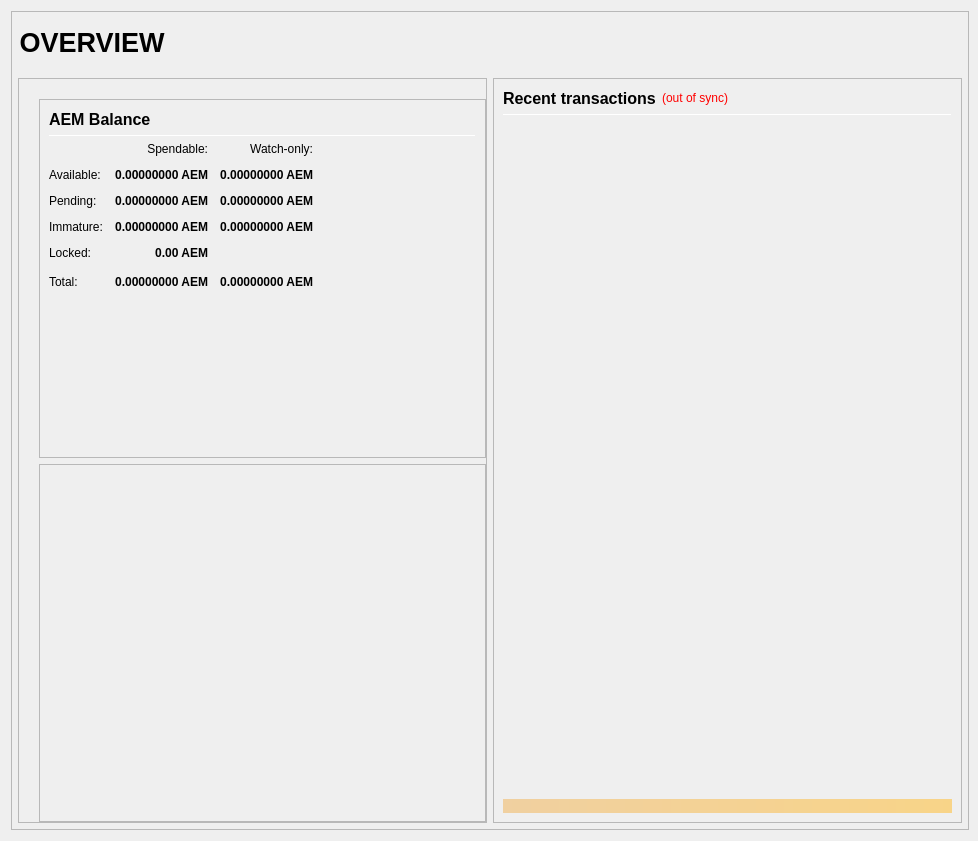
AtheneumChain/Atheneum, file src/qt/forms/overviewpage.ui: the form before one commit.
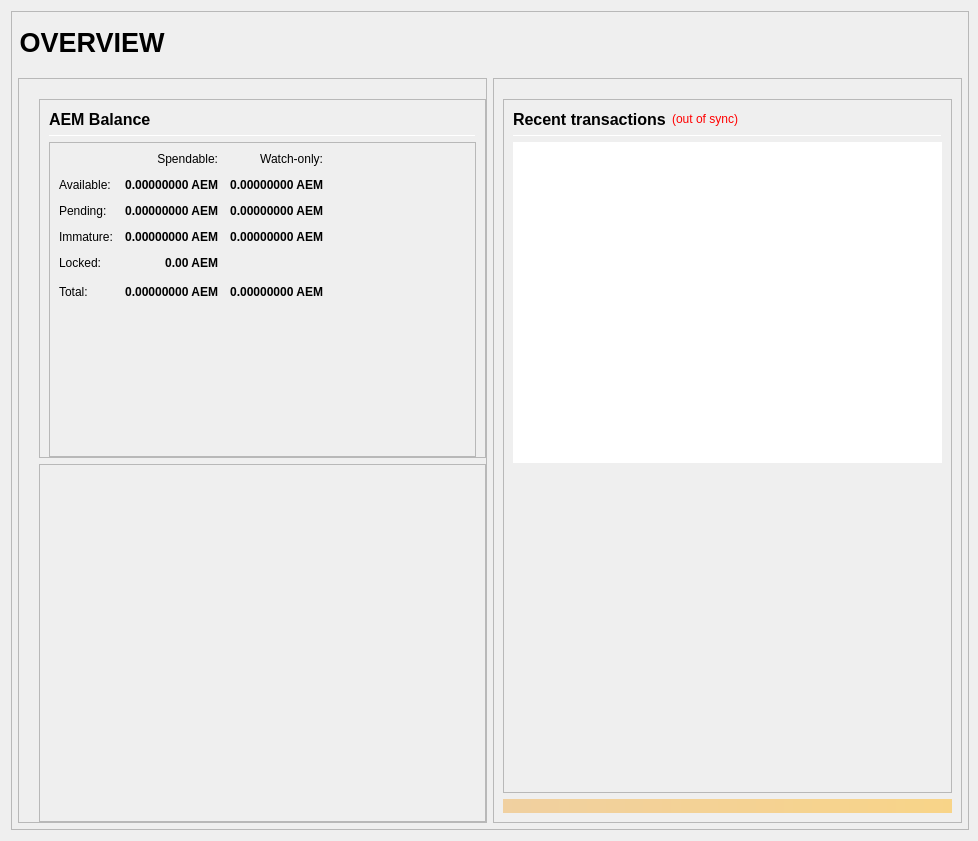
The form after the commit. Icons and pictures are not drawn.

What changed in the file:
```diff
--- a/src/qt/forms/overviewpage.ui
+++ b/src/qt/forms/overviewpage.ui
@@ -218,6 +218,9 @@
                   </property>
                   <item>
                    <widget class="QFrame" name="frame_Balances">
+                    <property name="autoFillBackground">
+                     <bool>false</bool>
+                    </property>
                     <property name="frameShape">
                      <enum>QFrame::StyledPanel</enum>
                     </property>
@@ -225,6 +228,9 @@
                      <enum>QFrame::Raised</enum>
                     </property>
                     <layout class="QVBoxLayout" name="verticalLayout_4">
+                     <property name="bottomMargin">
+                      <number>0</number>
+                     </property>
                      <item>
                       <layout class="QHBoxLayout" name="horizontalLayout_4">
                        <item>
@@ -282,6 +288,15 @@
                       </widget>
                      </item>
                      <item>
+                      <widget class="QFrame" name="frame_bal">
+                       <property name="frameShape">
+                        <enum>QFrame::StyledPanel</enum>
+                       </property>
+                       <property name="frameShadow">
+                        <enum>QFrame::Raised</enum>
+                       </property>
+                       <layout class="QVBoxLayout" name="verticalLayout_5">
+                        <item>
                       <layout class="QGridLayout" name="gridLayout">
                        <property name="spacing">
                         <number>12</number>
@@ -588,7 +603,7 @@
                       </layout>
                      </item>
                      <item>
-                      <spacer name="verticalSpacer_3">
+                         <spacer name="verticalSpacer_2">
                        <property name="orientation">
                         <enum>Qt::Vertical</enum>
                        </property>
@@ -601,6 +616,11 @@
                       </spacer>
                      </item>
                     </layout>
+                      </widget>
+                     </item>
+                    </layout>
+                    <zorder>frame_bal</zorder>
+                    <zorder>line_Balance</zorder>
                    </widget>
                   </item>
                   <item>
@@ -649,7 +669,22 @@
                  <property name="frameShadow">
                   <enum>QFrame::Raised</enum>
                  </property>
-                 <layout class="QVBoxLayout" name="verticalLayout_1" stretch="0,0,0,0,0">
+                 <layout class="QVBoxLayout" name="verticalLayout_1" stretch="0,0">
+                  <property name="topMargin">
+                   <number>20</number>
+                  </property>
+                  <item>
+                   <widget class="QFrame" name="frameTx">
+                    <property name="enabled">
+                     <bool>true</bool>
+                    </property>
+                    <property name="frameShape">
+                     <enum>QFrame::StyledPanel</enum>
+                    </property>
+                    <property name="frameShadow">
+                     <enum>QFrame::Raised</enum>
+                    </property>
+                    <layout class="QVBoxLayout" name="verticalLayout_2">
                   <item>
                    <layout class="QHBoxLayout" name="horizontalLayout_2">
                     <item>
@@ -707,7 +742,7 @@
                    </layout>
                   </item>
                   <item>
-                   <widget class="Line" name="line">
+                      <widget class="Line" name="line_tx">
                     <property name="minimumSize">
                      <size>
                       <width>0</width>
@@ -733,9 +768,6 @@
                       <height>0</height>
                      </size>
                     </property>
-                    <property name="styleSheet">
-                     <string notr="true">QListView { background: transparent; }</string>
-                    </property>
                     <property name="frameShape">
                      <enum>QFrame::NoFrame</enum>
                     </property>
@@ -751,13 +783,10 @@
                    </widget>
                   </item>
                   <item>
-                   <spacer name="verticalSpacer_2">
+                      <spacer name="verticalSpacer">
                     <property name="orientation">
                      <enum>Qt::Vertical</enum>
                     </property>
-                    <property name="sizeType">
-                     <enum>QSizePolicy::Expanding</enum>
-                    </property>
                     <property name="sizeHint" stdset="0">
                      <size>
                       <width>20</width>
@@ -765,6 +794,13 @@
                      </size>
                     </property>
                    </spacer>
+                     </item>
+                    </layout>
+                    <zorder>layoutWidget</zorder>
+                    <zorder>verticalSpacer</zorder>
+                    <zorder>line_tx</zorder>
+                    <zorder>listTransactions</zorder>
+                   </widget>
                   </item>
                   <item>
                    <widget class="QLabel" name="labelAlerts">
```
Left out of the diff: 293 changed lines with no effect on the pictures. Lines whose indentation alone changed are shown as unchanged.
